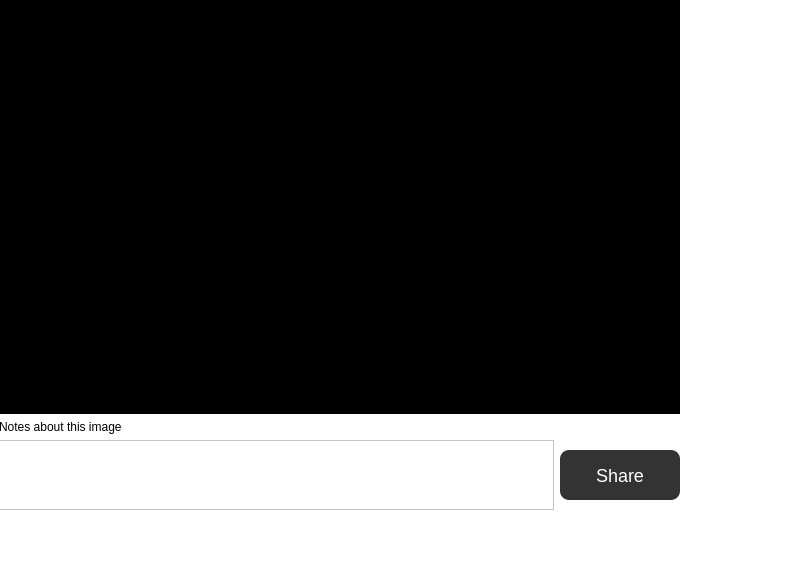
Qt form interface/ui/shareSnapshot.ui (vircadia/vircadia-native-core) before a commit.
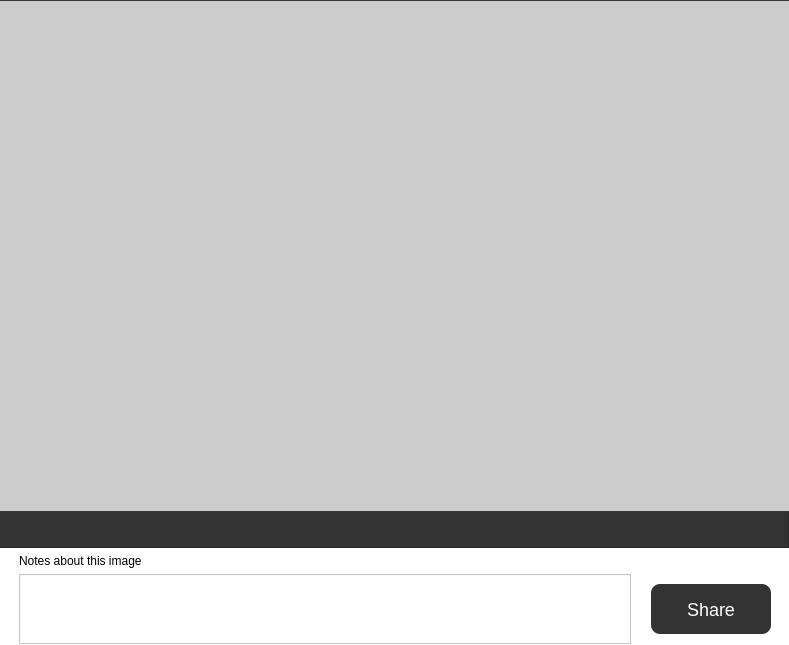
The same form after that commit.

Commit message:
Layout setup
image ratio fixed
image centre position

```diff
--- a/interface/ui/shareSnapshot.ui
+++ b/interface/ui/shareSnapshot.ui
@@ -9,10 +9,28 @@
    <rect>
     <x>0</x>
     <y>0</y>
-    <width>808</width>
-    <height>577</height>
+    <width>789</width>
+    <height>645</height>
    </rect>
   </property>
+  <property name="sizePolicy">
+   <sizepolicy hsizetype="Fixed" vsizetype="Fixed">
+    <horstretch>0</horstretch>
+    <verstretch>0</verstretch>
+   </sizepolicy>
+  </property>
+  <property name="minimumSize">
+   <size>
+    <width>789</width>
+    <height>645</height>
+   </size>
+  </property>
+  <property name="maximumSize">
+   <size>
+    <width>789</width>
+    <height>645</height>
+   </size>
+  </property>
   <property name="cursor">
    <cursorShape>PointingHandCursor</cursorShape>
   </property>
@@ -27,28 +45,141 @@
     <rect>
      <x>-1</x>
      <y>-1</y>
-     <width>681</width>
-     <height>511</height>
+     <width>792</width>
+     <height>645</height>
     </rect>
    </property>
    <layout class="QVBoxLayout" name="verticalLayout">
     <item>
-     <widget class="QLabel" name="snapshotWidget">
+     <widget class="QFrame" name="frame">
       <property name="sizePolicy">
-       <sizepolicy hsizetype="Expanding" vsizetype="Expanding">
+       <sizepolicy hsizetype="Fixed" vsizetype="Preferred">
         <horstretch>0</horstretch>
         <verstretch>0</verstretch>
        </sizepolicy>
       </property>
+      <property name="minimumSize">
+       <size>
+        <width>790</width>
+        <height>510</height>
+       </size>
+      </property>
       <property name="styleSheet">
-       <string notr="true">background-color: #000;</string>
+       <string notr="true">background-color: #333;</string>
       </property>
+      <property name="frameShape">
+       <enum>QFrame::StyledPanel</enum>
+      </property>
+      <property name="frameShadow">
+       <enum>QFrame::Raised</enum>
+      </property>
+      <property name="lineWidth">
+       <number>0</number>
+      </property>
+      <widget class="QWidget" name="gridLayoutWidget">
+       <property name="geometry">
+        <rect>
+         <x>-1</x>
+         <y>1</y>
+         <width>791</width>
+         <height>512</height>
+        </rect>
+       </property>
+       <layout class="QGridLayout" name="gridLayout">
+        <property name="spacing">
+         <number>0</number>
+        </property>
+        <item row="1" column="1">
+         <widget class="QLabel" name="snapshotWidget">
+          <property name="sizePolicy">
+           <sizepolicy hsizetype="Fixed" vsizetype="Fixed">
+            <horstretch>0</horstretch>
+            <verstretch>0</verstretch>
+           </sizepolicy>
+          </property>
+          <property name="minimumSize">
+           <size>
+            <width>790</width>
+            <height>510</height>
+           </size>
+          </property>
+          <property name="styleSheet">
+           <string notr="true">background-color: #ccc;</string>
+          </property>
+          <property name="lineWidth">
+           <number>0</number>
+          </property>
+          <property name="scaledContents">
+           <bool>true</bool>
+          </property>
+          <property name="alignment">
+           <set>Qt::AlignCenter</set>
+          </property>
+          <property name="indent">
+           <number>0</number>
+          </property>
+         </widget>
+        </item>
+        <item row="0" column="1">
+         <spacer name="verticalSpacer">
+          <property name="orientation">
+           <enum>Qt::Vertical</enum>
+          </property>
+          <property name="sizeHint" stdset="0">
+           <size>
+            <width>0</width>
+            <height>0</height>
+           </size>
+          </property>
+         </spacer>
+        </item>
+        <item row="1" column="2">
+         <spacer name="horizontalSpacer_3">
+          <property name="orientation">
+           <enum>Qt::Horizontal</enum>
+          </property>
+          <property name="sizeHint" stdset="0">
+           <size>
+            <width>0</width>
+            <height>0</height>
+           </size>
+          </property>
+         </spacer>
+        </item>
+        <item row="1" column="0">
+         <spacer name="horizontalSpacer_2">
+          <property name="orientation">
+           <enum>Qt::Horizontal</enum>
+          </property>
+          <property name="sizeHint" stdset="0">
+           <size>
+            <width>0</width>
+            <height>0</height>
+           </size>
+          </property>
+         </spacer>
+        </item>
+        <item row="2" column="1">
+         <spacer name="verticalSpacer_2">
+          <property name="orientation">
+           <enum>Qt::Vertical</enum>
+          </property>
+          <property name="sizeHint" stdset="0">
+           <size>
+            <width>0</width>
+            <height>0</height>
+           </size>
+          </property>
+         </spacer>
+        </item>
+       </layout>
+      </widget>
      </widget>
     </item>
     <item>
      <widget class="QLabel" name="label">
       <property name="sizePolicy">
-       <sizepolicy hsizetype="Preferred" vsizetype="Fixed">
+       <sizepolicy hsizetype="Fixed" vsizetype="Fixed">
         <horstretch>0</horstretch>
         <verstretch>0</verstretch>
        </sizepolicy>
@@ -56,10 +187,25 @@
       <property name="text">
        <string>Notes about this image</string>
       </property>
+      <property name="margin">
+       <number>0</number>
+      </property>
+      <property name="indent">
+       <number>20</number>
+      </property>
      </widget>
     </item>
     <item>
      <layout class="QHBoxLayout" name="horizontalLayout">
+      <property name="spacing">
+       <number>0</number>
+      </property>
+      <property name="leftMargin">
+       <number>20</number>
+      </property>
+      <property name="rightMargin">
+       <number>20</number>
+      </property>
       <item>
        <widget class="QTextEdit" name="textEdit">
         <property name="sizePolicy">
@@ -70,6 +216,22 @@
         </property>
        </widget>
       </item>
+      <item>
+       <spacer name="horizontalSpacer">
+        <property name="orientation">
+         <enum>Qt::Horizontal</enum>
+        </property>
+        <property name="sizeType">
+         <enum>QSizePolicy::Fixed</enum>
+        </property>
+        <property name="sizeHint" stdset="0">
+         <size>
+          <width>20</width>
+          <height>20</height>
+         </size>
+        </property>
+       </spacer>
+      </item>
       <item>
        <widget class="QPushButton" name="shareButton">
         <property name="styleSheet">
```
Left out of the diff: 7 changed lines with no effect on the pictures. The commit also changes 7 other files.
